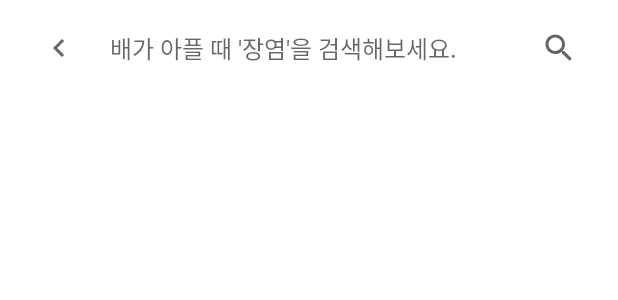
After one commit to onseok/ddoc_doc, an Android app: the layout activity_search.xml on its own in the app's theme, with its tools: preview values and no code run, on a phone screen of 412 x 824 dp. The commit adds this screen. Shown: the top 300 px of the screen. Run offline under Robolectric (Android 15) with nearby library versions, the phone set to English and light mode, and no system bars.

```diff
--- a/app/src/main/AndroidManifest.xml
+++ b/app/src/main/AndroidManifest.xml
@@ -16,6 +16,9 @@
         android:roundIcon="@mipmap/ic_main_round"
         android:supportsRtl="true"
         android:theme="@style/Theme.Ddoc_doc">
+        <activity
+            android:name=".SearchActivity"
+            android:exported="true" />
         <activity
             android:name=".EditActivity"
             android:exported="true" />
--- a/app/src/main/java/com/wonseok/ddoc_doc/MainActivity.kt
+++ b/app/src/main/java/com/wonseok/ddoc_doc/MainActivity.kt
@@ -3,6 +3,7 @@
 import androidx.appcompat.app.AppCompatActivity
 import android.os.Bundle
 import android.view.View
+import android.view.inputmethod.InputMethodManager
 import android.widget.Toast
 import com.kakao.sdk.user.UserApiClient
 import com.wonseok.ddoc_doc.databinding.ActivityMainBinding
--- /dev/null
+++ b/app/src/main/res/drawable/ic_search_activity.xml
@@ -0,0 +1,10 @@
+<vector xmlns:android="http://schemas.android.com/apk/res/android"
+    android:width="24dp"
+    android:height="24dp"
+    android:viewportWidth="24"
+    android:viewportHeight="24"
+    android:tint="?attr/colorControlNormal">
+  <path
+      android:fillColor="@android:color/white"
+      android:pathData="M15.5,14h-0.79l-0.28,-0.27C15.41,12.59 16,11.11 16,9.5 16,5.91 13.09,3 9.5,3S3,5.91 3,9.5 5.91,16 9.5,16c1.61,0 3.09,-0.59 4.23,-1.57l0.27,0.28v0.79l5,4.99L20.49,19l-4.99,-5zM9.5,14C7.01,14 5,11.99 5,9.5S7.01,5 9.5,5 14,7.01 14,9.5 11.99,14 9.5,14z"/>
+</vector>
--- /dev/null
+++ b/app/src/main/res/layout/activity_search.xml
@@ -0,0 +1,46 @@
+<?xml version="1.0" encoding="utf-8"?>
+<androidx.constraintlayout.widget.ConstraintLayout xmlns:android="http://schemas.android.com/apk/res/android"
+    xmlns:app="http://schemas.android.com/apk/res-auto"
+    xmlns:tools="http://schemas.android.com/tools"
+    android:layout_width="match_parent"
+    android:layout_height="match_parent"
+    tools:context=".SearchActivity">
+
+    <androidx.appcompat.widget.AppCompatImageButton
+        android:id="@+id/searchActivityBackButton"
+        android:layout_width="wrap_content"
+        android:layout_height="wrap_content"
+        android:layout_marginStart="15dp"
+        android:layout_marginTop="10dp"
+        android:backgroundTint="@color/transparent"
+        android:src="@drawable/ic_back_button"
+        app:layout_constraintStart_toStartOf="parent"
+        app:layout_constraintTop_toTopOf="parent" />
+
+    <EditText
+        android:id="@+id/searchActivityEditTextView"
+        android:layout_width="0dp"
+        android:layout_height="0dp"
+        android:fontFamily="@font/ddoc_doc_font"
+        android:paddingStart="10dp"
+        android:hint="배가 아플 때 '장염'을 검색해보세요."
+        android:background="@color/transparent"
+        android:textSize="16sp"
+        android:inputType="text"
+        app:layout_constraintEnd_toStartOf="@id/searchActivitySearchButton"
+        app:layout_constraintBottom_toBottomOf="@id/searchActivityBackButton"
+        app:layout_constraintStart_toEndOf="@id/searchActivityBackButton"
+        app:layout_constraintTop_toTopOf="@id/searchActivityBackButton" />
+
+    <androidx.appcompat.widget.AppCompatImageButton
+        android:id="@+id/searchActivitySearchButton"
+        android:layout_width="wrap_content"
+        android:layout_height="wrap_content"
+        android:layout_marginTop="10dp"
+        android:layout_marginEnd="15dp"
+        android:backgroundTint="@color/transparent"
+        android:src="@drawable/ic_search_activity"
+        app:layout_constraintEnd_toEndOf="parent"
+        app:layout_constraintTop_toTopOf="parent" />
+
+</androidx.constraintlayout.widget.ConstraintLayout>
```
Also changed, not shown: app/src/main/java/com/wonseok/ddoc_doc/SearchActivity.kt (added, +54 -0 lines), app/src/main/java/com/wonseok/ddoc_doc/fragment/SearchFragment.kt (+8 -0 lines).
